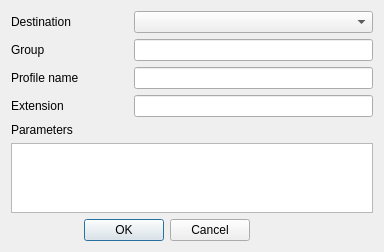
Qt form src/widgets/saveprofile_ui.ui (KDE/kdenlive) before a commit.
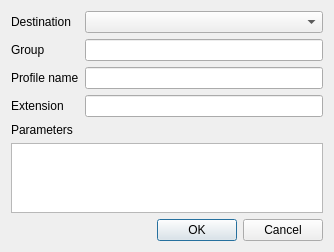
The same form after that commit. Custom widgets are drawn as their Qt base class.

Commit message: fix dialog layout

```diff
--- a/src/widgets/saveprofile_ui.ui
+++ b/src/widgets/saveprofile_ui.ui
@@ -1,12 +1,12 @@
 <ui version="4.0" >
  <class>SaveProfile_UI</class>
- <widget class="QDialog" name="SaveProfile_UI" >
-  <property name="geometry" >
+ <widget class="QDialog" name="SaveProfile_UI">
+  <property name="geometry">
    <rect>
     <x>0</x>
     <y>0</y>
-    <width>384</width>
-    <height>245</height>
+    <width>334</width>
+    <height>250</height>
    </rect>
   </property>
   <property name="windowTitle" >
@@ -57,9 +57,9 @@
      </property>
     </widget>
    </item>
-   <item row="4" column="0" colspan="2" >
-    <widget class="QLabel" name="label" >
-     <property name="text" >
+   <item row="4" column="0">
+    <widget class="QLabel" name="label">
+     <property name="text">
       <string>Parameters</string>
      </property>
     </widget>
@@ -74,19 +74,9 @@
      </property>
     </widget>
    </item>
-   <item row="6" column="0" colspan="2" >
-    <widget class="QDialogButtonBox" name="buttonBox" >
-     <property name="orientation" >
-      <enum>Qt::Horizontal</enum>
-     </property>
-     <property name="standardButtons" >
-      <set>QDialogButtonBox::Cancel|QDialogButtonBox::Ok</set>
-     </property>
-    </widget>
-   </item>
-   <item row="6" column="2" >
-    <spacer name="verticalSpacer" >
-     <property name="orientation" >
+   <item row="6" column="0">
+    <spacer name="verticalSpacer">
+     <property name="orientation">
       <enum>Qt::Vertical</enum>
      </property>
      <property name="sizeHint" stdset="0" >
@@ -97,19 +87,29 @@
      </property>
     </spacer>
    </item>
+   <item row="6" column="2">
+    <widget class="QDialogButtonBox" name="buttonBox">
+     <property name="orientation">
+      <enum>Qt::Horizontal</enum>
+     </property>
+     <property name="standardButtons">
+      <set>QDialogButtonBox::Cancel|QDialogButtonBox::Ok</set>
+     </property>
+    </widget>
+   </item>
   </layout>
  </widget>
  <customwidgets>
-  <customwidget>
-   <class>KComboBox</class>
-   <extends>QComboBox</extends>
-   <header>kcombobox.h</header>
-  </customwidget>
   <customwidget>
    <class>KLineEdit</class>
    <extends>QLineEdit</extends>
    <header>klineedit.h</header>
   </customwidget>
+  <customwidget>
+   <class>KComboBox</class>
+   <extends>QComboBox</extends>
+   <header>kcombobox.h</header>
+  </customwidget>
   <customwidget>
    <class>KTextEdit</class>
    <extends>QTextEdit</extends>
```
Left out of the diff: 67 changed lines with no effect on the pictures.
